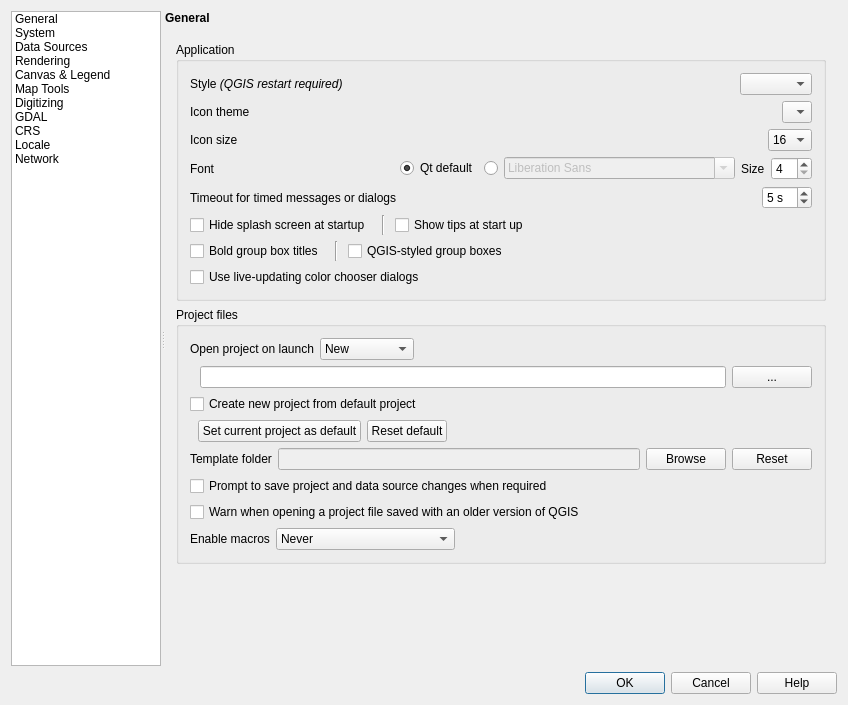
Above: src/ui/qgsoptionsbase.ui from qgis/QGIS before the change. Below: the same form after it.
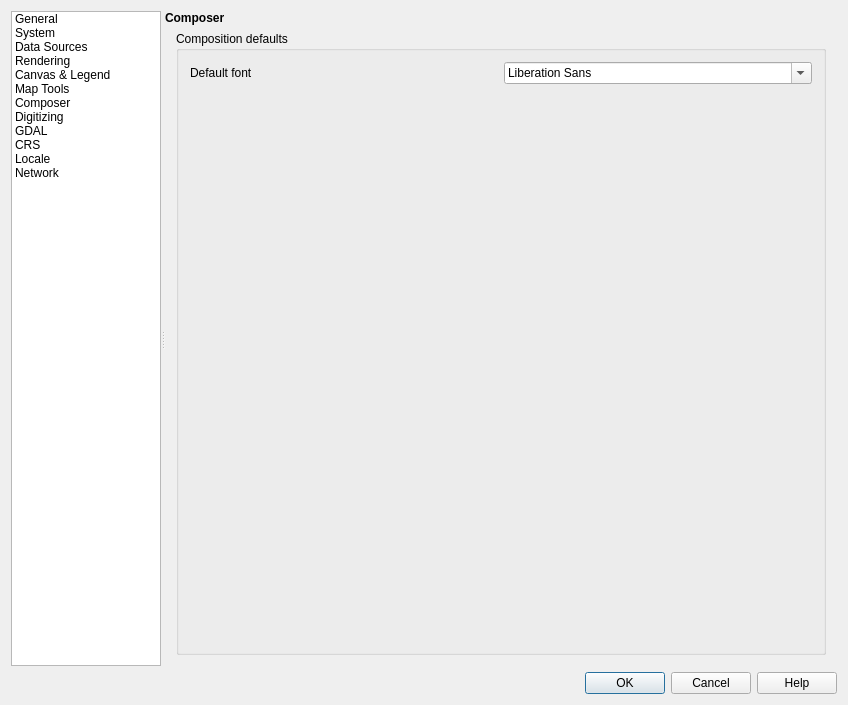
That is the form after the change. The open tabs and pages were chosen to show the change. Icons and pictures are not drawn. Custom widgets are drawn as their Qt base class.

Commit message: [FEATURE] Add composer settings panel, with option to set default font for compositions

```diff
--- a/src/ui/qgsoptionsbase.ui
+++ b/src/ui/qgsoptionsbase.ui
@@ -152,6 +152,18 @@
             <normaloff>:/images/themes/default/propertyicons/map_tools.png</normaloff>:/images/themes/default/propertyicons/map_tools.png</iconset>
           </property>
          </item>
+         <item>
+          <property name="text">
+           <string>Composer</string>
+          </property>
+          <property name="toolTip">
+           <string>Composer</string>
+          </property>
+          <property name="icon">
+           <iconset resource="../../images/images.qrc">
+            <normaloff>:/images/themes/default/mActionNewComposer.svg</normaloff>:/images/themes/default/mActionNewComposer.svg</iconset>
+          </property>
+         </item>
          <item>
           <property name="text">
            <string>Digitizing</string>
@@ -2824,6 +2836,85 @@
            </item>
           </layout>
          </widget>
+         <widget class="QWidget" name="mOptionsPage_12">
+          <layout class="QVBoxLayout" name="verticalLayout_9">
+           <property name="margin">
+            <number>0</number>
+           </property>
+           <item>
+            <widget class="QLabel" name="label_56">
+             <property name="styleSheet">
+              <string notr="true">font-weight:bold;</string>
+             </property>
+             <property name="text">
+              <string>Composer</string>
+             </property>
+            </widget>
+           </item>
+           <item>
+            <widget class="QScrollArea" name="mOptionsScrollArea_12">
+             <property name="frameShape">
+              <enum>QFrame::NoFrame</enum>
+             </property>
+             <property name="widgetResizable">
+              <bool>true</bool>
+             </property>
+             <widget class="QWidget" name="mOptionsScrollAreaContents_12">
+              <property name="geometry">
+               <rect>
+                <x>0</x>
+                <y>0</y>
+                <width>674</width>
+                <height>505</height>
+               </rect>
+              </property>
+              <layout class="QVBoxLayout" name="verticalLayout_39">
+               <property name="topMargin">
+                <number>0</number>
+               </property>
+               <item>
+                <widget class="QGroupBox" name="groupBox_3">
+                 <property name="title">
+                  <string>Composition defaults</string>
+                 </property>
+                 <layout class="QGridLayout" name="gridLayout_8">
+                  <item row="0" column="0">
+                   <layout class="QHBoxLayout" name="horizontalLayout_4">
+                    <item>
+                     <widget class="QLabel" name="label_58">
+                      <property name="text">
+                       <string>Default font</string>
+                      </property>
+                     </widget>
+                    </item>
+                    <item>
+                     <widget class="QFontComboBox" name="mComposerFontComboBox">
+                     </widget>
+                    </item>
+                   </layout>
+                  </item>
+                  <item row="7" column="0">
+                   <spacer name="verticalSpacer_10">
+                    <property name="orientation">
+                     <enum>Qt::Vertical</enum>
+                    </property>
+                    <property name="sizeHint" stdset="0">
+                     <size>
+                      <width>20</width>
+                      <height>40</height>
+                     </size>
+                    </property>
+                   </spacer>
+                  </item>
+                 </layout>
+                </widget>
+               </item>
+              </layout>
+             </widget>
+            </widget>
+           </item>
+          </layout>
+         </widget>
          <widget class="QWidget" name="mOptionsPage_07">
           <layout class="QVBoxLayout" name="verticalLayout_17">
            <property name="margin">
```
The commit also changes 6 other files.
